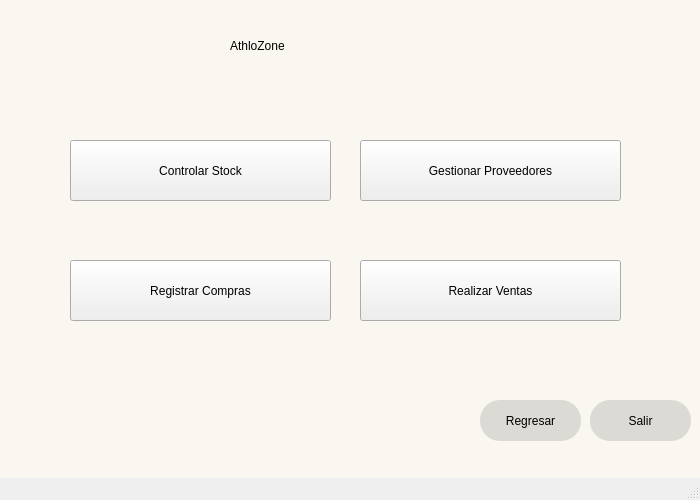
Qt form ProgramandoInterfaz/ventanaMenuOpciones/ventanaMenuOpciones.ui (athlozone/Proyecto-Final) before a commit.
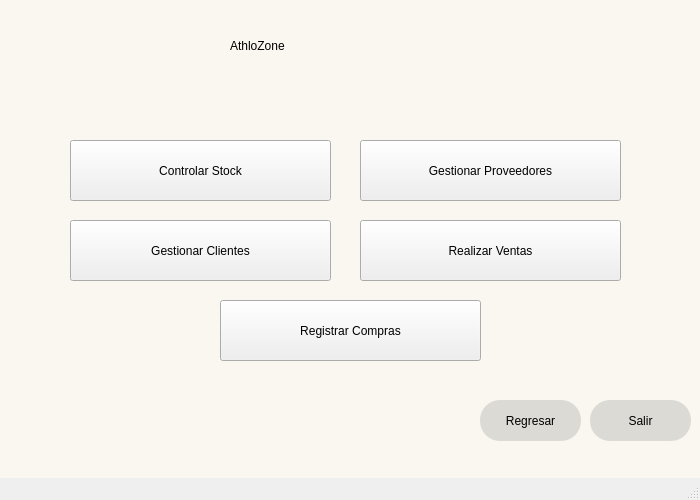
The same form after that commit.

```diff
--- a/ProgramandoInterfaz/ventanaMenuOpciones/ventanaMenuOpciones.ui
+++ b/ProgramandoInterfaz/ventanaMenuOpciones/ventanaMenuOpciones.ui
@@ -121,8 +121,8 @@
    <widget class="QPushButton" name="botonRegistrarCompras">
     <property name="geometry">
      <rect>
-      <x>70</x>
-      <y>260</y>
+      <x>220</x>
+      <y>300</y>
       <width>261</width>
       <height>61</height>
      </rect>
@@ -138,7 +138,7 @@
     <property name="geometry">
      <rect>
       <x>360</x>
-      <y>260</y>
+      <y>220</y>
       <width>261</width>
       <height>61</height>
      </rect>
@@ -150,6 +150,22 @@
      <string>Realizar Ventas</string>
     </property>
    </widget>
+   <widget class="QPushButton" name="botonGestionarClientes">
+    <property name="geometry">
+     <rect>
+      <x>70</x>
+      <y>220</y>
+      <width>261</width>
+      <height>61</height>
+     </rect>
+    </property>
+    <property name="styleSheet">
+     <string notr="true">font: 63 13pt &quot;Segoe UI Variable Display Semib&quot;;</string>
+    </property>
+    <property name="text">
+     <string>Gestionar Clientes</string>
+    </property>
+   </widget>
   </widget>
   <widget class="QMenuBar" name="menubar">
    <property name="geometry">
```
